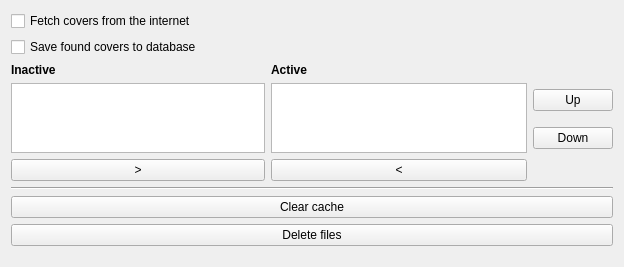
Before: the Qt Designer form src/GUI/Preferences/Covers/GUI_Covers.ui in Inferno214221/sayonara-player, drawn with Qt 5.
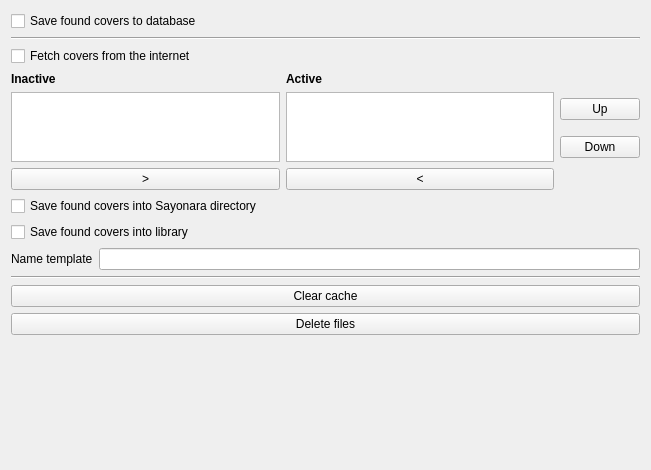
After: the same form once the commit is applied.

The edit to the form file:
```diff
--- a/src/GUI/Preferences/Covers/GUI_Covers.ui
+++ b/src/GUI/Preferences/Covers/GUI_Covers.ui
@@ -6,19 +6,46 @@
    <rect>
     <x>0</x>
     <y>0</y>
-    <width>624</width>
-    <height>267</height>
+    <width>651</width>
+    <height>470</height>
    </rect>
   </property>
   <layout class="QGridLayout" name="gridLayout">
-   <item row="0" column="0">
-    <widget class="QCheckBox" name="cb_fetch_covers_from_www">
+   <item row="16" column="0">
+    <spacer name="verticalSpacer">
+     <property name="orientation">
+      <enum>Qt::Vertical</enum>
+     </property>
+     <property name="sizeHint" stdset="0">
+      <size>
+       <width>20</width>
+       <height>40</height>
+      </size>
+     </property>
+    </spacer>
+   </item>
+   <item row="11" column="0">
+    <layout class="QHBoxLayout" name="horizontalLayout">
+     <item>
+      <widget class="QLabel" name="lab_cover_template">
+       <property name="text">
+        <string>Name template</string>
+       </property>
+      </widget>
+     </item>
+     <item>
+      <widget class="QLineEdit" name="le_cover_template"/>
+     </item>
+    </layout>
+   </item>
+   <item row="15" column="0">
+    <widget class="QPushButton" name="btn_delete_files">
      <property name="text">
-      <string>Fetch covers from the internet</string>
+      <string>Delete files</string>
      </property>
     </widget>
    </item>
-   <item row="2" column="0">
+   <item row="8" column="0">
     <layout class="QGridLayout" name="gridLayout_2">
      <item row="3" column="1">
       <widget class="QPushButton" name="btn_remove">
@@ -114,40 +141,34 @@
      </item>
     </layout>
    </item>
-   <item row="7" column="0">
-    <spacer name="verticalSpacer">
-     <property name="orientation">
-      <enum>Qt::Vertical</enum>
-     </property>
-     <property name="sizeHint" stdset="0">
-      <size>
-       <width>20</width>
-       <height>40</height>
-      </size>
-     </property>
-    </spacer>
-   </item>
    <item row="5" column="0">
+    <widget class="QCheckBox" name="cb_fetch_from_www">
+     <property name="text">
+      <string>Fetch covers from the internet</string>
+     </property>
+    </widget>
+   </item>
+   <item row="4" column="0">
+    <widget class="Line" name="line_2">
+     <property name="orientation">
+      <enum>Qt::Horizontal</enum>
+     </property>
+    </widget>
+   </item>
+   <item row="12" column="0">
+    <widget class="Line" name="line">
+     <property name="orientation">
+      <enum>Qt::Horizontal</enum>
+     </property>
+    </widget>
+   </item>
+   <item row="14" column="0">
     <widget class="QPushButton" name="btn_delete_album_covers">
      <property name="text">
       <string>Clear cache</string>
      </property>
     </widget>
    </item>
-   <item row="3" column="0">
-    <widget class="Line" name="line">
-     <property name="orientation">
-      <enum>Qt::Horizontal</enum>
-     </property>
-    </widget>
-   </item>
-   <item row="6" column="0">
-    <widget class="QPushButton" name="btn_delete_files">
-     <property name="text">
-      <string>Delete files</string>
-     </property>
-    </widget>
-   </item>
    <item row="1" column="0">
     <widget class="QCheckBox" name="cb_save_covers_to_db">
      <property name="toolTip">
@@ -158,6 +179,20 @@
      </property>
     </widget>
    </item>
+   <item row="10" column="0">
+    <widget class="QCheckBox" name="cb_save_to_library">
+     <property name="text">
+      <string>Save found covers into library</string>
+     </property>
+    </widget>
+   </item>
+   <item row="9" column="0">
+    <widget class="QCheckBox" name="cb_save_to_sayonara_dir">
+     <property name="text">
+      <string>Save found covers into Sayonara directory</string>
+     </property>
+    </widget>
+   </item>
   </layout>
  </widget>
  <resources/>
```
Left out of the diff: 2 changed lines with no effect on the pictures.
